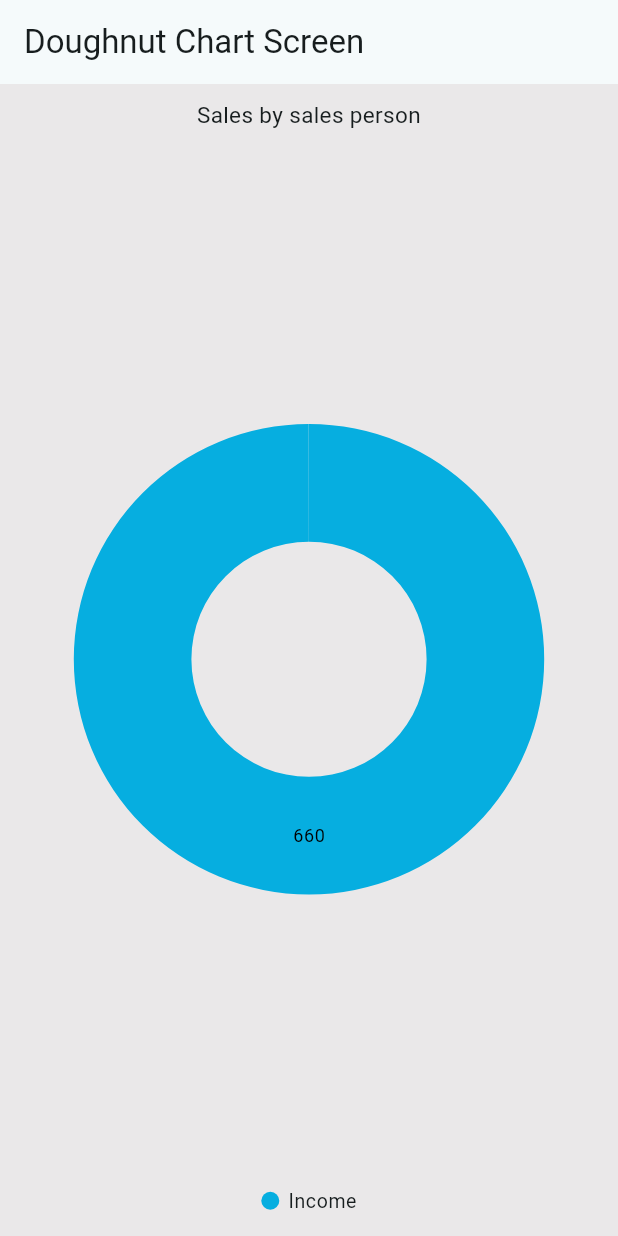
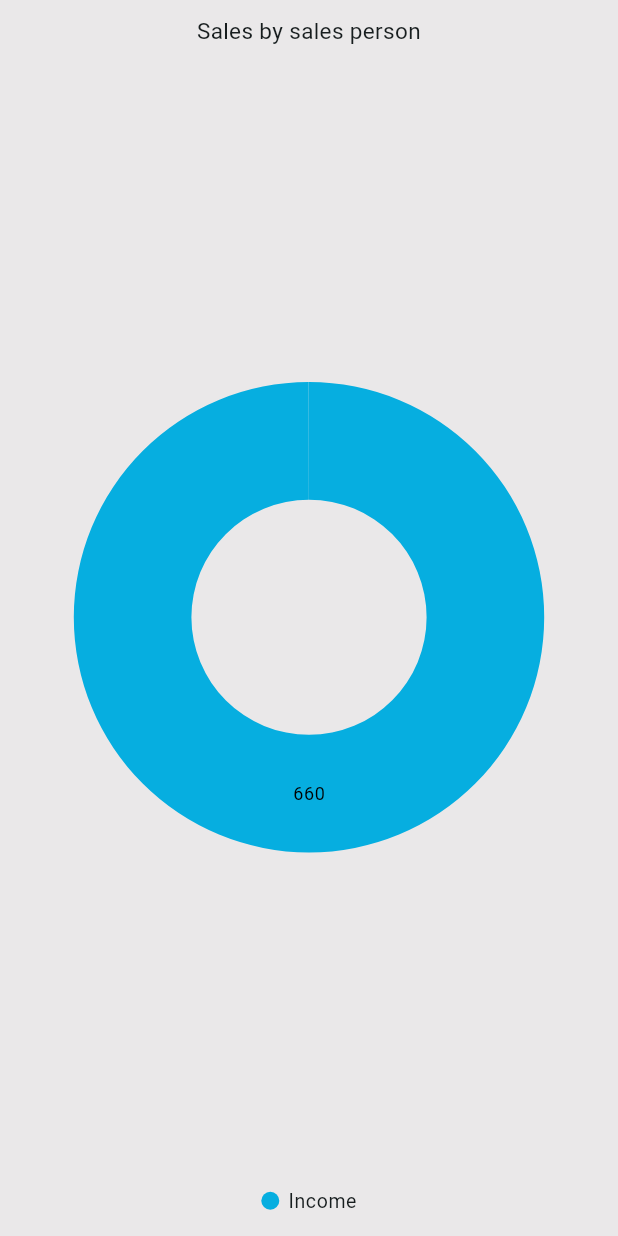
Before and after one commit to WaqasAhmed123/expense-tracker-app, a Flutter app: the HomeScreen screen opened directly, on a phone screen of 412 x 824 dp. Run offline on Flutter 3.47's test engine with Material 3 defaults, Android fonts, the light colour scheme and no system bars; our stand-ins replace cloud_firestore, firebase_core, flutter_bloc, syncfusion_flutter_charts; missing offline and left inert: dart:ffi, onscreen_num_keyboard; accounts and stored records are empty.

Commit message:
chart added

```diff
--- a/lib/main.dart
+++ b/lib/main.dart
@@ -45,7 +45,8 @@ class MyApp extends StatelessWidget {
           useMaterial3: true,
         ),
         // home: const EntryScreen(),
-        home: const HomeScreen(),
+        // home: const HomeScreen(),
+        home: const EntryScreen(),
       ),
     );
   }
--- a/lib/screens/home_screen.dart
+++ b/lib/screens/home_screen.dart
@@ -1,9 +1,6 @@
-import 'dart:math' as Math;
+import 'package:cloud_firestore/cloud_firestore.dart';
+import 'package:flutter/material.dart';
 import 'package:syncfusion_flutter_charts/charts.dart';
-import 'package:syncfusion_flutter_charts/sparkcharts.dart';
-import 'package:cloud_firestore/cloud_firestore.dart';
-import 'package:fl_chart/fl_chart.dart';
-import 'package:flutter/material.dart';
 
 class HomeScreen extends StatelessWidget {
   const HomeScreen({super.key});
@@ -12,9 +9,6 @@ class HomeScreen extends StatelessWidget {
     List<_PieData> pieData = [_PieData("Income", 660)];
     [_PieData("Expense", 66)];
     return Scaffold(
-        appBar: AppBar(
-          title: const Text('Doughnut Chart Screen'),
-        ),
         body: SfCircularChart(
             title: const ChartTitle(text: 'Sales by sales person'),
             legend: const Legend(isVisible: true),
```
Lines whose indentation alone changed are shown as unchanged.
